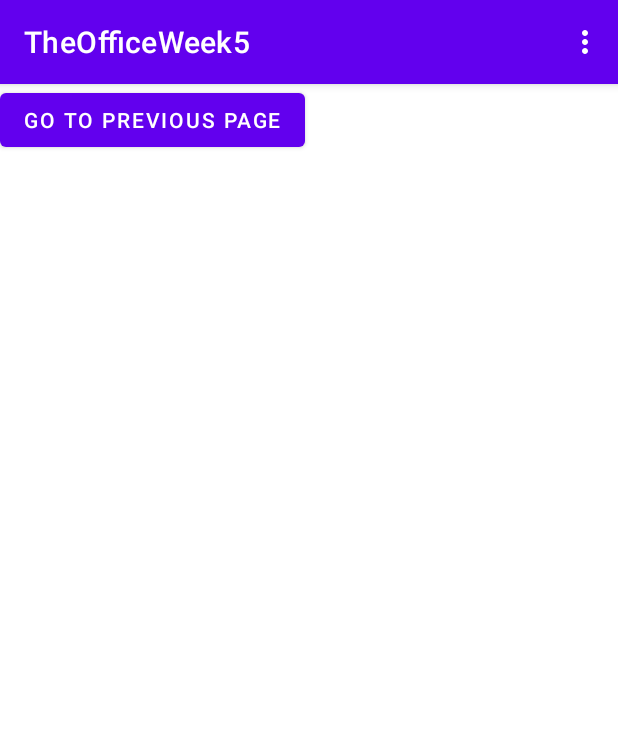
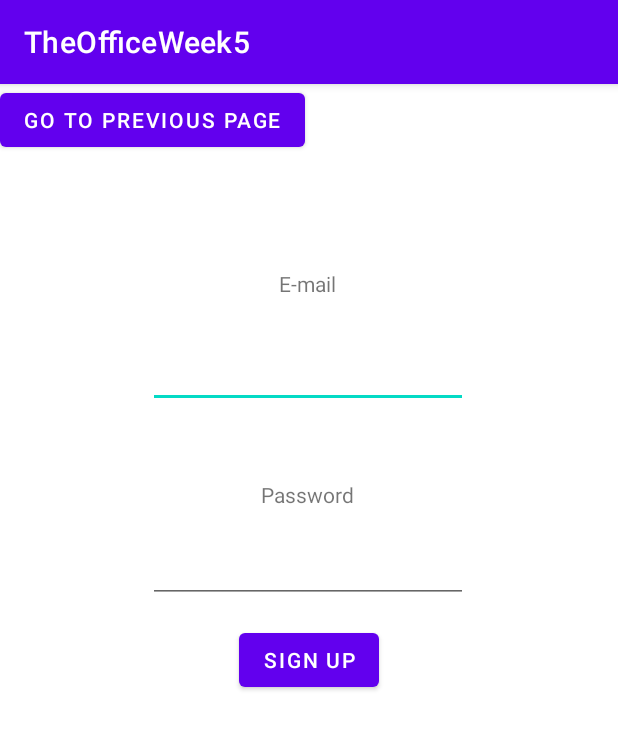
Before and after one commit to 200706011zeynep/assignment6, an Android app: the SecondActivity screen opened directly, with no data from a screen before it, on a phone screen of 412 x 824 dp. Shown: the top 729 px of the screen. Run offline under Robolectric (Android 15) with nearby library versions, the phone set to English and light mode, and no system bars.

Commit message:
initial commit

```diff
--- a/app/src/main/java/com/zeynepaltay/theofficeweek5/SecondActivity.kt
+++ b/app/src/main/java/com/zeynepaltay/theofficeweek5/SecondActivity.kt
@@ -1,27 +1,30 @@
 package com.zeynepaltay.theofficeweek5
 
 import android.content.Intent
+import android.os.Bundle
+import android.widget.Button
 import androidx.appcompat.app.AppCompatActivity
-import android.os.Bundle
-import android.view.Menu
-import android.view.MenuInflater
-import android.widget.Button
 
 class SecondActivity : AppCompatActivity() {
     override fun onCreate(savedInstanceState: Bundle?) {
         super.onCreate(savedInstanceState)
         setContentView(R.layout.activity_second)
-       val button3 = findViewById<Button>(R.id.button3)
+        val button3 = findViewById<Button>(R.id.button3)
         button3.setOnClickListener {
             val intent = Intent(this, MainActivity::class.java)
             startActivity(intent)
+            val button5 = findViewById<Button>(R.id.button5)
+            button5.setOnClickListener {
+                val intent = Intent(this, login::class.java)
+                startActivity(intent)
 
+            }
         }
-    }
 
-    override fun onCreateOptionsMenu(menu: Menu?): Boolean {
-        val inflator = MenuInflater(this)
-        inflator.inflate(R.menu.menu,menu)
-        return super.onCreateOptionsMenu(menu)
+        /*override fun onCreateOptionsMenu(menu: Menu?): Boolean {
+            val inflator = MenuInflater(this)
+            inflator.inflate(R.menu.menu, menu)
+            return super.onCreateOptionsMenu(menu)
+        }*/
     }
 }
--- a/app/src/main/res/layout/activity_main.xml
+++ b/app/src/main/res/layout/activity_main.xml
@@ -27,7 +27,7 @@
         android:id="@+id/button2"
         android:layout_width="wrap_content"
         android:layout_height="wrap_content"
-        android:text="Go to next page"
+        android:text="Log In"
         app:layout_constraintStart_toStartOf="@+id/imageView2"
         app:layout_constraintTop_toBottomOf="@+id/imageView2" />
 
--- a/app/src/main/res/layout/activity_second.xml
+++ b/app/src/main/res/layout/activity_second.xml
@@ -16,6 +16,70 @@
         app:layout_constraintStart_toStartOf="parent"
         app:layout_constraintTop_toTopOf="parent" />
 
+    <TextView
+        android:id="@+id/textView"
+        android:layout_width="wrap_content"
+        android:layout_height="wrap_content"
+        android:text="E-mail"
+        app:layout_constraintBottom_toBottomOf="parent"
+        app:layout_constraintEnd_toEndOf="parent"
+        app:layout_constraintHorizontal_bias="0.498"
+        app:layout_constraintStart_toStartOf="parent"
+        app:layout_constraintTop_toTopOf="parent"
+        app:layout_constraintVertical_bias="0.165" />
+
+    <Button
+        android:id="@+id/button5"
+        android:layout_width="wrap_content"
+        android:layout_height="wrap_content"
+        android:text="Sign Up"
+        app:layout_constraintBottom_toBottomOf="parent"
+        app:layout_constraintEnd_toEndOf="parent"
+        app:layout_constraintStart_toStartOf="parent"
+        app:layout_constraintTop_toTopOf="parent"
+        tools:ignore="MissingConstraints"
+        />
+
+    <EditText
+        android:id="@+id/editTextTextPassword"
+        android:layout_width="wrap_content"
+        android:layout_height="wrap_content"
+        android:ems="10"
+        android:inputType="textPassword"
+        app:layout_constraintBottom_toBottomOf="parent"
+        app:layout_constraintEnd_toEndOf="parent"
+        app:layout_constraintHorizontal_bias="0.497"
+        app:layout_constraintStart_toStartOf="parent"
+        app:layout_constraintTop_toTopOf="parent"
+        app:layout_constraintVertical_bias="0.236"
+        tools:ignore="MissingConstraints" />
+
+    <TextView
+        android:id="@+id/textView3"
+        android:layout_width="wrap_content"
+        android:layout_height="wrap_content"
+        android:text="Password"
+        app:layout_constraintBottom_toBottomOf="parent"
+        app:layout_constraintEnd_toEndOf="parent"
+        app:layout_constraintHorizontal_bias="0.498"
+        app:layout_constraintStart_toStartOf="parent"
+        app:layout_constraintTop_toTopOf="parent"
+        app:layout_constraintVertical_bias="0.353"
+        tools:ignore="MissingConstraints" />
+
+    <EditText
+        android:id="@+id/editTextTextEmailAddress"
+        android:layout_width="wrap_content"
+        android:layout_height="wrap_content"
+        android:ems="10"
+        android:inputType="textEmailAddress"
+        app:layout_constraintBottom_toBottomOf="parent"
+        app:layout_constraintEnd_toEndOf="parent"
+        app:layout_constraintHorizontal_bias="0.497"
+        app:layout_constraintStart_toStartOf="parent"
+        app:layout_constraintTop_toTopOf="parent"
+        app:layout_constraintVertical_bias="0.416"
+        tools:ignore="MissingConstraints" />
 
 
 </androidx.constraintlayout.widget.ConstraintLayout>
```
